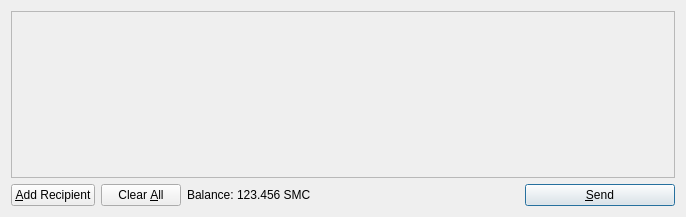
Old version of the form src/qt/forms/sendcoinsdialog.ui in the repository TippingCoin/FastMineCoin.
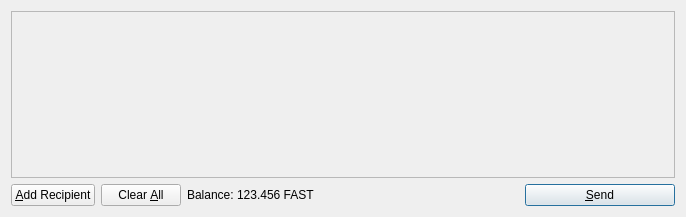
New version of the form. Icons and pictures are not drawn.

Patch:
```diff
--- a/src/qt/forms/sendcoinsdialog.ui
+++ b/src/qt/forms/sendcoinsdialog.ui
@@ -119,7 +119,7 @@
           <cursorShape>IBeamCursor</cursorShape>
          </property>
          <property name="text">
-          <string>123.456 SMC</string>
+          <string>123.456 FAST</string>
          </property>
          <property name="textInteractionFlags">
           <set>Qt::LinksAccessibleByMouse|Qt::TextSelectableByKeyboard|Qt::TextSelectableByMouse</set>
```
